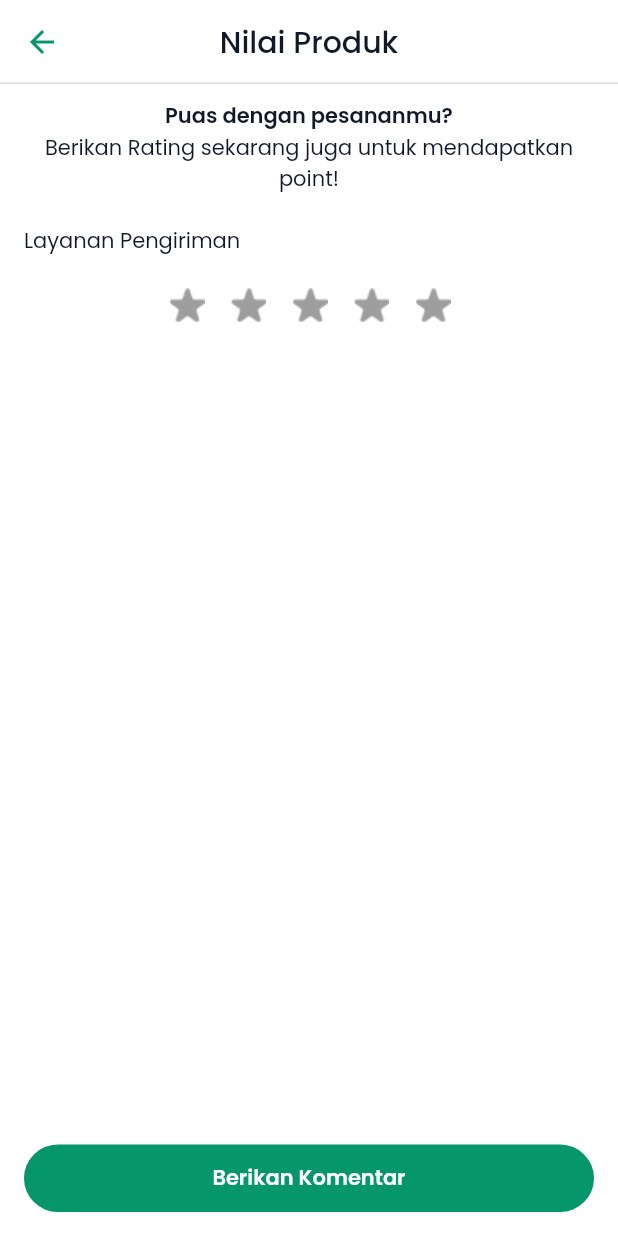
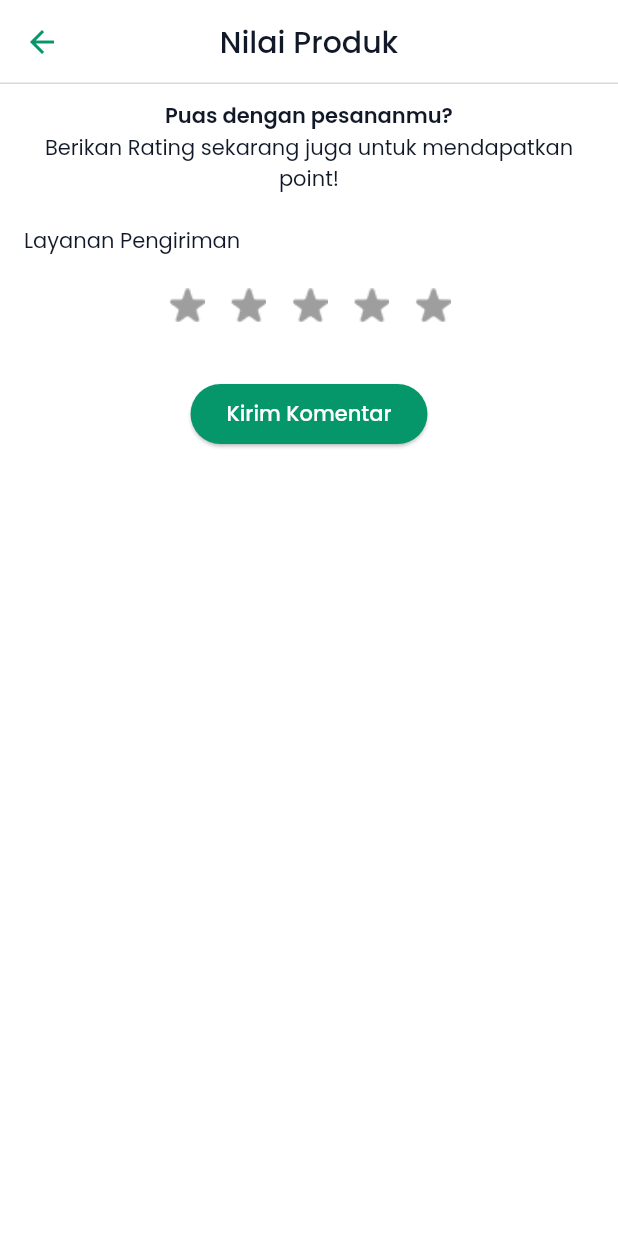
Before and after one commit to Ecowave-Alterra/ecowave-flutter, a Flutter app: the RatingPage screen opened directly with empty values, on a phone screen of 412 x 824 dp. Run offline on Flutter 3.47's test engine with Material 2 defaults, Android fonts, the phone set to English and light mode, and no system bars; drawn by our look-alikes of flutter_rating_bar; our stand-ins replace another_flushbar, cached_network_image, carousel_slider, dio, equatable, file_picker and 9 more; accounts and stored records are empty; network calls fail.

Commit message:
fixing button berikan komentar

```diff
--- a/lib/features/transaction/view/pages/rating_page.dart
+++ b/lib/features/transaction/view/pages/rating_page.dart
@@ -295,76 +295,8 @@ class _RatingPageState extends State<RatingPage> {
                   ),
                 ),
                 36.0.height,
-                // ElevatedButton(
-                //   onPressed: () {
-                //     showConfirmation(
-                //         title: 'Apakah penilaianmu sudah benar?',
-                //         message:
-                //             'Kami akan memasukkan penilaian ini ke data kami',
-                //         nameButtonConfirmation: 'Nilai',
-                //         colorButtonConfirmation: AppColors.primary500,
-                //         pressNavConfirmation: () {
-                //           List<RatingData> ratingDataList = [];
-
-                //           for (int i = 0;
-                //               i < widget.detailRating.orderDetail.length;
-                //               i++) {
-                //             // Retrieve the necessary data for each rating item
-                //             double ratingProduct = double.tryParse(
-                //                     _rateProdukControllers[i].text) ??
-                //                 1.0;
-                //             String? photoUrl = _fotoControllers[i].text;
-                //             String? videoUrl = _videoControllers[i].text;
-                //             String? comment = _komenControllers[i].text;
-
-                //             RatingData ratingData = RatingData(
-                //               ratingProduct: ratingProduct,
-                //               photoUrl: photoUrl,
-                //               videoUrl: videoUrl,
-                //               comment: comment,
-                //             );
-                //             ratingDataList.add(ratingData);
-                //           }
-
-                //           double expeditionRating =
-                //               double.tryParse(_rateLayananController.text) ??
-                //                   1.0;
-
-                //           context.read<HistoryTransactionBloc>().add(
-                //               PostRatingDataEvent(
-                //                   ratingDataList: ratingDataList,
-                //                   expeditionRating: expeditionRating,
-                //                   transactionId:
-                //                       widget.detailRating.transactionId));
-
-                //           context.pop();
-                //         },
-                //         context: context,
-                //         nameButtonUnConfirmation: 'Tidak');
-                //   },
-                //   style: ElevatedButton.styleFrom(
-                //       backgroundColor: AppColors.primary500),
-                //   child: const Text(
-                //     "Kirim Komentar",
-                //     style: TextStyle(color: AppColors.white),
-                //   ),
-                // ),
-                80.0.height,
-              ],
-            ),
-          ),
-        ),
-      ),
-      floatingActionButtonLocation: FloatingActionButtonLocation.centerDocked,
-      floatingActionButton: Padding(
-        padding: const EdgeInsets.all(AppSizes.primary),
-        child: ValueListenableBuilder<bool>(
-          valueListenable: isExist,
-          builder: (context, value, _) => EcoFormButton(
-            height: 45.0,
-            label: "Berikan Komentar",
-            onPressed: value
-                ? () async {
+                ElevatedButton(
+                  onPressed: () {
                     List<RatingData> ratingDataList = [];
 
                     for (int i = 0;
@@ -399,11 +331,69 @@ class _RatingPageState extends State<RatingPage> {
                     context.popToRoot();
                     context.read<TabbarBloc>().add(3);
                     widget.moveTab();
-                  }
-                : null,
+                  },
+                  style: ElevatedButton.styleFrom(
+                      backgroundColor: AppColors.primary500),
+                  child: const Text(
+                    "Kirim Komentar",
+                    style: TextStyle(color: AppColors.white),
+                  ),
+                ),
+                80.0.height,
+              ],
+            ),
           ),
         ),
       ),
+      // floatingActionButtonLocation: FloatingActionButtonLocation.centerDocked,
+      // floatingActionButton: Padding(
+      //   padding: const EdgeInsets.all(AppSizes.primary),
+      //   child: ValueListenableBuilder<bool>(
+      //     valueListenable: isExist,
+      //     builder: (context, value, _) => EcoFormButton(
+      //       height: 45.0,
+      //       label: "Berikan Komentar",
+      //       onPressed: value
+      //           ? () async {
+      //               List<RatingData> ratingDataList = [];
+
+      //               for (int i = 0;
+      //                   i < widget.detailRating.orderDetail.length;
+      //                   i++) {
+      //                 // Retrieve the necessary data for each rating item
+      //                 double ratingProduct =
+      //                     double.tryParse(_rateProdukControllers[i].text) ??
+      //                         1.0;
+      //                 String? photoUrl = _fotoControllers[i].text;
+      //                 String? videoUrl = _videoControllers[i].text;
+      //                 String? comment = _komenControllers[i].text;
+
+      //                 RatingData ratingData = RatingData(
+      //                   ratingProduct: ratingProduct,
+      //                   photoUrl: photoUrl,
+      //                   videoUrl: videoUrl,
+      //                   comment: comment,
+      //                 );
+      //                 ratingDataList.add(ratingData);
+      //               }
+
+      //               double expeditionRating =
+      //                   double.tryParse(_rateLayananController.text) ?? 1.0;
+
+      //               context.read<HistoryTransactionBloc>().add(
+      //                   PostRatingDataEvent(
+      //                       ratingDataList: ratingDataList,
+      //                       expeditionRating: expeditionRating,
+      //                       transactionId: widget.detailRating.transactionId));
+
+      //               context.popToRoot();
+      //               context.read<TabbarBloc>().add(3);
+      //               widget.moveTab();
+      //             }
+      //           : null,
+      //     ),
+      //   ),
+      // ),
     );
   }
 
```
